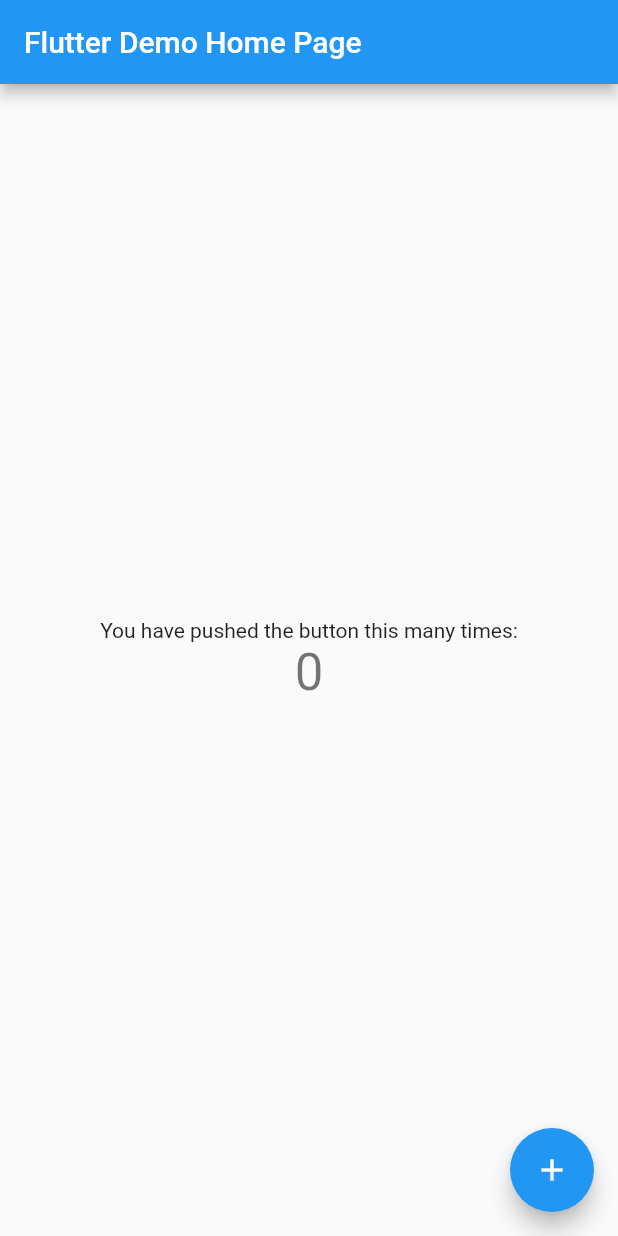
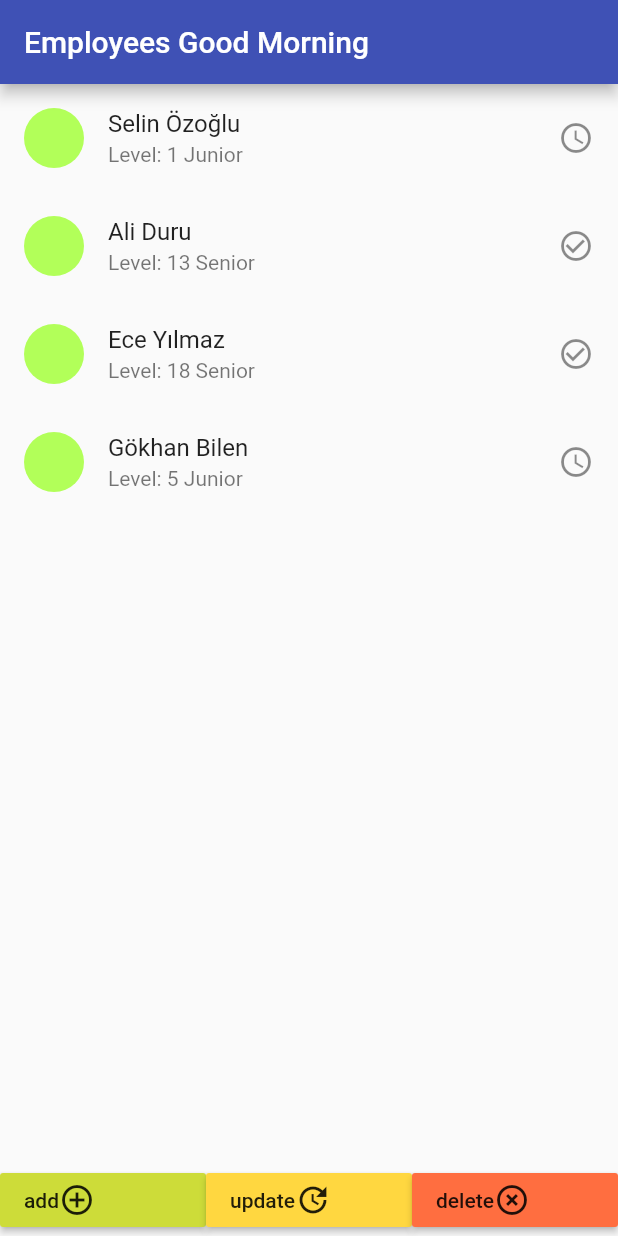
Before and after one commit to selinozoglu/flutter, a Flutter app: the screen it shows after launch, on a phone screen of 412 x 824 dp. Run offline on Flutter 3.47's test engine with Material 2 defaults, Android fonts, the phone set to English and light mode, and no system bars.

Commit message:
delete button works

```diff
--- a/lib/main.dart
+++ b/lib/main.dart
@@ -1,4 +1,5 @@
 import 'package:flutter/material.dart';
+import 'package:flutter_project1/models/employee.dart';
 
 void main() {
   runApp(const MyApp());
@@ -7,40 +8,20 @@ void main() {
 class MyApp extends StatelessWidget {
   const MyApp({Key? key}) : super(key: key);
 
-  // This widget is the root of your application.
   @override
   Widget build(BuildContext context) {
     return MaterialApp(
-      title: 'Flutter Demo',
+      title: 'Employees',
       theme: ThemeData(
-        // This is the theme of your application.
-        //
-        // Try running your application with "flutter run". You'll see the
-        // application has a blue toolbar. Then, without quitting the app, try
-        // changing the primarySwatch below to Colors.green and then invoke
-        // "hot reload" (press "r" in the console where you ran "flutter run",
-        // or simply save your changes to "hot reload" in a Flutter IDE).
-        // Notice that the counter didn't reset back to zero; the application
-        // is not restarted.
-        primarySwatch: Colors.blue,
+        primarySwatch: Colors.indigo,
       ),
-      home: const MyHomePage(title: 'Flutter Demo Home Page'),
+      home: const MyHomePage(title: 'Employees'),
     );
   }
 }
 
 class MyHomePage extends StatefulWidget {
   const MyHomePage({Key? key, required this.title}) : super(key: key);
-
-  // This widget is the home page of your application. It is stateful, meaning
-  // that it has a State object (defined below) that contains fields that affect
-  // how it looks.
-
-  // This class is the configuration for the state. It holds the values (in this
-  // case the title) provided by the parent (in this case the App widget) and
-  // used by the build method of the State. Fields in a Widget subclass are
-  // always marked "final".
-
   final String title;
 
   @override
@@ -48,68 +29,117 @@ class MyHomePage extends StatefulWidget {
 }
 
 class _MyHomePageState extends State<MyHomePage> {
-  int _counter = 0;
-
-  void _incrementCounter() {
-    setState(() {
-      // This call to setState tells the Flutter framework that something has
-      // changed in this State, which causes it to rerun the build method below
-      // so that the display can reflect the updated values. If we changed
-      // _counter without calling setState(), then the build method would not be
-      // called again, and so nothing would appear to happen.
-      _counter++;
-    });
-  }
-
+  Employee selectedEmployee = Employee.withId(0,'', '', 0, '');
+  List<Employee> employeeList = [
+    Employee.withId(1, 'Selin', 'Özoğlu', 1, 'Frontend Developer'),
+    Employee.withId(2, 'Ali', 'Duru', 13, 'Fullstack Developer'),
+    Employee.withId(3, 'Ece', 'Yılmaz', 18, 'Backend Developer'),
+    Employee.withId(4, 'Gökhan', 'Bilen', 5, 'Backend Developer')
+  ];
   @override
   Widget build(BuildContext context) {
-    // This method is rerun every time setState is called, for instance as done
-    // by the _incrementCounter method above.
-    //
-    // The Flutter framework has been optimized to make rerunning build methods
-    // fast, so that you can just rebuild anything that needs updating rather
-    // than having to individually change instances of widgets.
+
+
     return Scaffold(
       appBar: AppBar(
-        // Here we take the value from the MyHomePage object that was created by
-        // the App.build method, and use it to set our appbar title.
-        title: Text(widget.title),
+        title: Text(widget.title + ' ' + setMeetTitle()),
       ),
-      body: Center(
-        // Center is a layout widget. It takes a single child and positions it
-        // in the middle of the parent.
-        child: Column(
-          // Column is also a layout widget. It takes a list of children and
-          // arranges them vertically. By default, it sizes itself to fit its
-          // children horizontally, and tries to be as tall as its parent.
-          //
-          // Invoke "debug painting" (press "p" in the console, choose the
-          // "Toggle Debug Paint" action from the Flutter Inspector in Android
-          // Studio, or the "Toggle Debug Paint" command in Visual Studio Code)
-          // to see the wireframe for each widget.
-          //
-          // Column has various properties to control how it sizes itself and
-          // how it positions its children. Here we use mainAxisAlignment to
-          // center the children vertically; the main axis here is the vertical
-          // axis because Columns are vertical (the cross axis would be
-          // horizontal).
-          mainAxisAlignment: MainAxisAlignment.center,
-          children: <Widget>[
-            const Text(
-              'You have pushed the button this many times:',
-            ),
-            Text(
-              '$_counter',
-              style: Theme.of(context).textTheme.headline4,
-            ),
-          ],
-        ),
-      ),
-      floatingActionButton: FloatingActionButton(
-        onPressed: _incrementCounter,
-        tooltip: 'Increment',
-        child: const Icon(Icons.add),
+      body: Column(
+        children: <Widget>[
+          Expanded(
+              child: ListView.builder(
+                  itemCount: employeeList.length,
+                  itemBuilder: (BuildContext context, int index) {
+                    return ListTile(
+                        leading: CircleAvatar(
+                          backgroundColor: Colors.lightGreenAccent,
+                        ),
+                        title: Text(employeeList[index].name +
+                            ' ' +
+                            employeeList[index].surname),
+                        subtitle: Text('Level: ' +
+                            employeeList[index].level.toString() +
+                            ' ' +
+                            employeeList[index].getInfo),
+                        trailing: buildStatusIcon(employeeList[index].level),
+                        onTap: () {
+                          setState(() {
+                            selectedEmployee = employeeList[index];
+                          });
+                        });
+                  })),
+
+          Row(
+            children: <Widget>[
+              Flexible(
+                fit: FlexFit.tight,
+                flex: 1,
+                child: RaisedButton(
+                  color: Colors.lime,
+                  child: Row(
+                    children: [Text('add'), Icon(Icons.add_circle_outline)],
+                  ),
+                  onPressed: () {
+                    print('add');
+                  },
+                ),
+              ),
+              Flexible(
+                fit: FlexFit.tight,
+                flex: 1,
+                child: RaisedButton(
+                  color: Colors.amberAccent,
+                  child: Row(
+                    children: [Text('update'), Icon(Icons.update_outlined)],
+                  ),
+                  onPressed: () {
+                    print('update');
+                  },
+                ),
+              ),
+              Flexible(
+                fit: FlexFit.tight,
+                flex: 1,
+                child: RaisedButton(
+                  color: Colors.deepOrangeAccent,
+                  child: Row(
+                    children: [Text('delete'), Icon(Icons.highlight_remove)],
+                  ),
+                  onPressed: () {
+                    setState(() {
+                      employeeList.remove(selectedEmployee);
+                    });
+                    var alert = AlertDialog(
+                        title: Text('Result'), content: Text('Deleted'));
+                    showDialog(context: context, builder: (context) => alert);
+
+                  },
+                ),
+              ),
+            ],
+          ),
+        ],
       ), // This trailing comma makes auto-formatting nicer for build methods.
     );
   }
+
+  Widget buildStatusIcon(int level) {
+    if (level > 10) {
+      return Icon(Icons.check_circle_outline);
+    } else {
+      return Icon(Icons.access_time_outlined);
+    }
+  }
 }
+
+String setMeetTitle() {
+  DateTime now = new DateTime.now();
+  int hour = now.hour;
+  if (hour < 12) {
+    return 'Good Morning';
+  } else if (hour < 18) {
+    return 'Good Day';
+  } else {
+    return 'Good Evening';
+  }
+}
```
